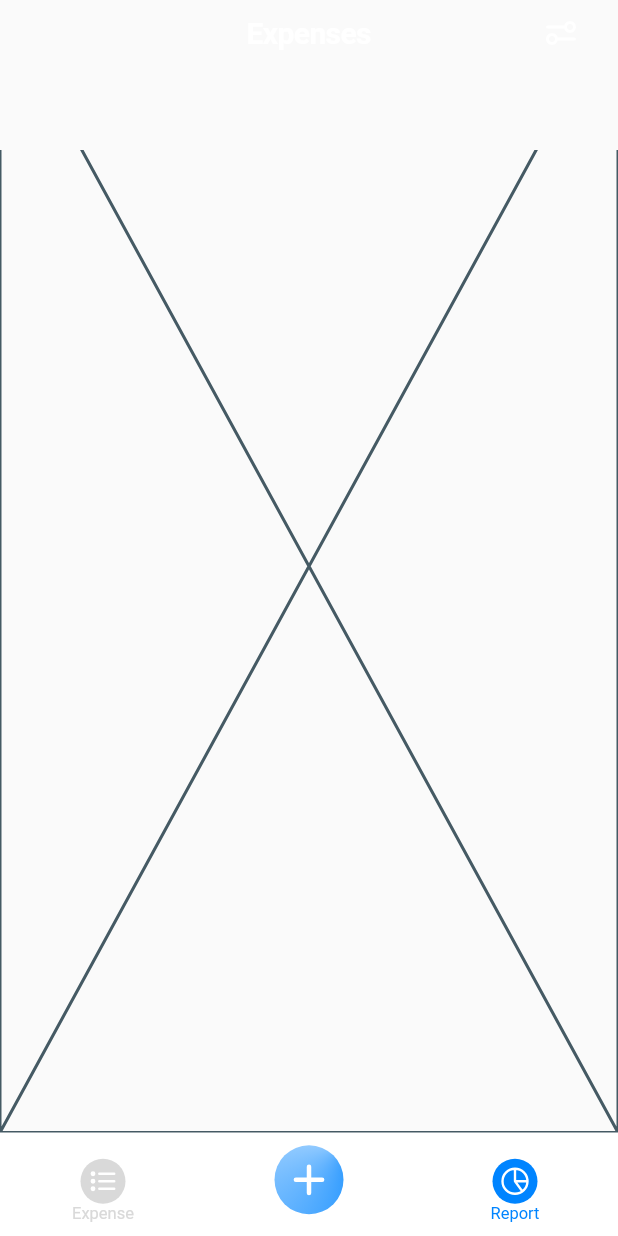
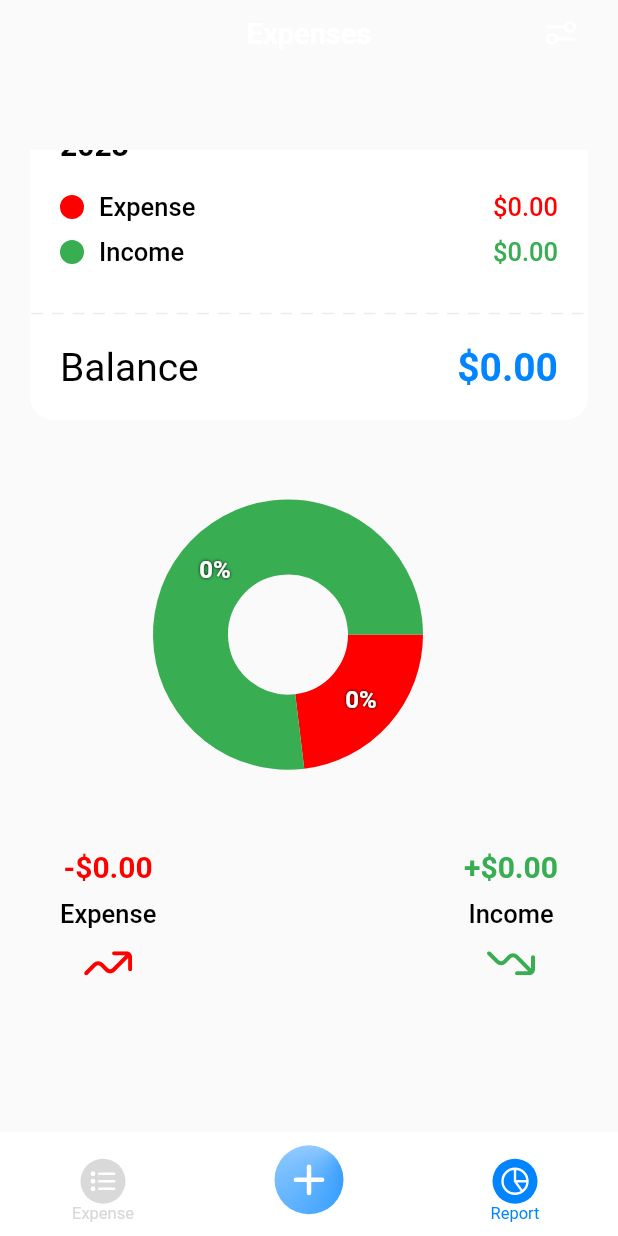
Before and after one commit to youvita/flutter_expenses_tracking, a Flutter app: the screen it shows after launch, item 3 of the bottom bar chosen, on a phone screen of 412 x 824 dp. Run offline on Flutter 3.47's test engine with Material 2 defaults, Android fonts, the phone set to English and light mode, and no system bars; drawn by our look-alikes of fl_chart; our stand-ins replace easy_localization, flutter_svg, package_info_plus, shared_preferences, sqflite, sticky_headers and 1 more; accounts and stored records are empty.

Commit message:
done with report

```diff
--- a/lib/config/utils.dart
+++ b/lib/config/utils.dart
@@ -57,6 +57,12 @@ class Utils {
     return double.parse(value ?? '');
   }
 
-
+  static String findPrcentage(double value, double income, double expenses) {
+    double total = income + expenses;
+    if(value==0){
+      return '0';
+    }
+    return ((value / total) * 100).toStringAsFixed(2);
+  }
 
 }
--- a/lib/database/repo/expenses_db.dart
+++ b/lib/database/repo/expenses_db.dart
@@ -1,3 +1,5 @@
+
+import 'dart:math';
 
 import 'package:sqflite/sqflite.dart';
 
@@ -59,5 +61,13 @@ class ExpensesDb {
     });
   }
 
+  Future<double> getTotalExpensesIncome(bool isIncome,String year) async {
+    var statusType = isIncome ? '2' : '1';
+    final db = await DatabaseService().database;
+    var result = await db.rawQuery("SELECT coalesce(sum(amount),0) as amount FROM $tableName WHERE status_type = '$statusType' AND substr(create_datetime, 1, 4) = '$year'");
+
+    var total = result[0]['amount'];
+    return double.parse(total.toString());
+  }
 
 }
--- a/lib/main.dart
+++ b/lib/main.dart
@@ -29,7 +29,8 @@ class MyApp extends StatelessWidget {
 
   // This widget is the root of your application.
   @override
-  Widget build(BuildContext context) {
+  Widget build(BuildContext context)
+  {
     context.setLocale(Locale(Setting.language.toString()));
     return MaterialApp(
       title: 'Flutter Demo',
--- a/lib/pages/report/report_page.dart
+++ b/lib/pages/report/report_page.dart
@@ -1,3 +1,6 @@
+import 'package:expenses_tracking/database/repo/expenses_db.dart';
+import 'package:expenses_tracking/pages/report/widget/chart.dart';
+import 'package:expenses_tracking/pages/report/widget/summary_report.dart';
 import 'package:flutter/material.dart';
 
 class ReportPage extends StatefulWidget {
@@ -8,8 +11,45 @@ class ReportPage extends StatefulWidget {
 }
 
 class _ReportPageState extends State<ReportPage> {
+  double income=0, expenses=0;
+
+  @override
+  void initState() {
+    super.initState();
+    load(DateTime.now().year.toString());
+  }
+
+  load(String year)async{
+    income = await ExpensesDb().getTotalExpensesIncome(true, year);
+    expenses = await ExpensesDb().getTotalExpensesIncome(false, year);
+    setState(() {});
+  }
+
   @override
   Widget build(BuildContext context) {
-    return const Placeholder();
+    return SafeArea(child: Align(
+      alignment: Alignment.topCenter,
+      child: SingleChildScrollView(
+        child: Container(
+          padding: const EdgeInsets.all(20),
+          child: Column(
+            mainAxisAlignment: MainAxisAlignment.start,
+            crossAxisAlignment: CrossAxisAlignment.start,
+            children: [
+               SummaryReport(
+                income: income,
+                expenses: expenses,
+                callback: (DateTime date){
+                  setState(() {});
+                  load(date.year.toString());
+                },),
+
+               ChartReport(income: income, expenses: expenses,),
+            ],
+          ),
+        ),
+      ),
+    ))
+    ;
   }
 }
--- /dev/null
+++ b/lib/pages/report/widget/chart.dart
@@ -0,0 +1,140 @@
+import 'package:easy_localization/easy_localization.dart';
+import 'package:expenses_tracking/config/utils.dart';
+import 'package:expenses_tracking/constant/constant.dart';
+import 'package:flutter/material.dart';
+import 'package:fl_chart/fl_chart.dart';
+import 'package:flutter_svg/flutter_svg.dart';
+
+class ChartReport extends StatefulWidget {
+  final double income;
+  final double expenses;
+  const ChartReport({super.key, required this.income, required this.expenses});
+
+  @override
+  State<ChartReport> createState() => _ChartReportState();
+}
+
+class _ChartReportState extends State<ChartReport> {
+  int touchedIndex = -1;
+  @override
+  Widget build(BuildContext context) {
+    return Column(children: [
+      AspectRatio(
+        aspectRatio: 1.3,
+        child: Row(
+          children: <Widget>[
+            const SizedBox(
+              height: 18,
+            ),
+            Expanded(
+              child: AspectRatio(
+                aspectRatio: 1,
+                child: PieChart(
+                  PieChartData(
+                    pieTouchData: PieTouchData(
+                      touchCallback: (FlTouchEvent event, pieTouchResponse) {
+                        setState(() {
+                          if (!event.isInterestedForInteractions ||
+                              pieTouchResponse == null ||
+                              pieTouchResponse.touchedSection == null) {
+                            touchedIndex = -1;
+                            return;
+                          }
+                          touchedIndex = pieTouchResponse
+                              .touchedSection!.touchedSectionIndex;
+                        });
+                      },
+                    ),
+                    borderData: FlBorderData(
+                      show: false,
+                    ),
+                    sectionsSpace: 0,
+                    centerSpaceRadius: 40,
+                    sections: showingSections(),
+                  ),
+                ),
+              ),
+            ),
+
+            const SizedBox(
+              width: 28,
+            ),
+          ],
+        ),
+      ),
+      _LabelChart(income: widget.income, expenses: widget.expenses,)
+    ],);
+  }
+
+
+
+  List<PieChartSectionData> showingSections() {
+    return List.generate(2, (i) {
+      final isTouched = i == touchedIndex;
+      final fontSize = isTouched ? 25.0 : 16.0;
+      final radius = isTouched ? 60.0 : 50.0;
+      const shadows = [Shadow(color: Colors.black, blurRadius: 2)];
+      switch (i) {
+        case 0:
+          return PieChartSectionData(
+            color: MyColors.red,
+            value: 12,
+            title: '${Utils.findPrcentage(widget.expenses, widget.income, widget.expenses)}%',
+            radius: radius,
+            titleStyle: TextStyle(
+              fontSize: fontSize,
+              fontWeight: FontWeight.bold,
+              color: MyColors.white,
+              shadows: shadows,
+            ),
+          );
+        case 1:
+          return PieChartSectionData(
+            color: MyColors.green,
+            value: 40,
+            title: '${Utils.findPrcentage(widget.income, widget.income, widget.expenses)}%',
+            radius: radius,
+            titleStyle: TextStyle(
+              fontSize: fontSize,
+              fontWeight: FontWeight.bold,
+              color: MyColors.white,
+              shadows: shadows,
+            ),
+          );
+        default:
+          throw Error();
+      }
+    });
+  }
+}
+
+class _LabelChart extends StatelessWidget {
+  final double income;
+  final double expenses;
+  const _LabelChart({super.key, required this.income, required this.expenses});
+
+  @override
+  Widget build(BuildContext context) {
+    return Padding(padding: const EdgeInsets.only(left: 20, right: 20),child: Row(
+      mainAxisAlignment: MainAxisAlignment.spaceBetween,
+      children: [
+        Column(children: [
+          Text("-\$${expenses.toStringAsFixed(2)}", style: MyTextStyles.textStyleBold20Red,),
+          const SizedBox(height: 10,),
+          Text("Expense".tr(), style: MyTextStyles.textStyleMedium17,),
+          const SizedBox(height: 15,),
+          SvgPicture.asset("assets/images/Expense-arrow.svg", colorFilter: const ColorFilter.mode(MyColors.red, BlendMode.srcIn),)
+        ],),
+
+
+        Column(children: [
+          Text("+\$${income.toStringAsFixed(2)}", style: MyTextStyles.textStyleBold20Green,),
+          const SizedBox(height: 10,),
+          Text("Income".tr(), style: MyTextStyles.textStyleMedium17,),
+          const SizedBox(height: 15,),
+          SvgPicture.asset("assets/images/Income-arrow.svg", colorFilter: const ColorFilter.mode(MyColors.green, BlendMode.srcIn),)
+        ],)
+
+      ],),);
+  }
+}
--- /dev/null
+++ b/lib/pages/report/widget/summary_report.dart
@@ -0,0 +1,125 @@
+import 'package:easy_localization/easy_localization.dart';
+import 'package:expenses_tracking/config/utils.dart';
+import 'package:expenses_tracking/constant/constant.dart';
+import 'package:expenses_tracking/widgets/dropdown/list_drop_down.dart';
+import 'package:flutter/material.dart';
+import 'package:flutter_svg/svg.dart';
+
+import '../../../widgets/dropdown/list_item.dart';
+
+class SummaryReport extends StatefulWidget {
+  final double income;
+  final double expenses;
+  final Function callback;
+  const SummaryReport({super.key,required this.income, required this.expenses, required this.callback});
+
+  @override
+  State<SummaryReport> createState() => _SummaryReportState();
+}
+
+class _SummaryReportState extends State<SummaryReport> {
+  @override
+  Widget build(BuildContext context) {
+    return Container(
+      decoration: BoxDecoration(
+        color: MyColors.white,
+        borderRadius: BorderRadius.circular(15),
+      ),
+      width: double.infinity,
+      // height: 200,
+      child: Column(
+        crossAxisAlignment: CrossAxisAlignment.start,
+        children: [
+          Padding(padding:const EdgeInsets.all(10),child: _YearDrop(onSelected: (value) => widget.callback(value)),),
+          const SizedBox(height: 10),
+          Padding(padding: const EdgeInsets.only(left: 20,right: 20), child: Column(children: [
+            _ExpenseRow(expenses: widget.expenses,),
+            const SizedBox(height: 10,),
+            _IncomeRow(income: widget.income,)
+          ],),),
+          const SizedBox(height: 30,),
+          SizedBox(width: double.infinity, child: SvgPicture.asset("assets/images/dos.svg",fit: BoxFit.fitWidth, colorFilter: const ColorFilter.mode(Colors.grey, BlendMode.srcIn),),),
+          Padding(padding: const EdgeInsets.all(20), child: _BalanceRow(balance: widget.income - widget.expenses,),),
+      ],),
+    );
+  }
+}
+
+class _YearDrop extends StatefulWidget {
+  final Function onSelected;
+  const _YearDrop({Key? key, required this.onSelected}) : super(key: key);
+
+  @override
+  State<StatefulWidget> createState() => _YearDropDown();
+}
+
+class _YearDropDown extends State<_YearDrop> {
+  List<ListItem<String>> dropDownList = [];
+  int currentYear = DateTime.now().year;
+  String selectedValue = DateTime.now().year.toString();
+
+  @override
+  Widget build(BuildContext context) {
+    dropDownList=[];
+    selectedValue = Utils.dateFormatYear(DateTime.now());
+    currentYear = DateTime.now().year;
+    for (int i = currentYear - 5; i <= currentYear; i++) {
+      dropDownList.add(ListItem<String>(i.toString(), value: i.toString()));
+    }
+
+    return DropDownList<String>(
+            listItems: dropDownList,
+            value: selectedValue,
+            textStyle: MyTextStyles.textStyleBold20,
+            onChange: (value) => setState(() {
+              selectedValue = value!;
+              DateTime date = DateTime.parse("$selectedValue-01-01");
+
+              widget.onSelected(date);
+            }));
+  }
+}
+
+class _ExpenseRow extends StatelessWidget {
+  final double expenses;
+  const _ExpenseRow({super.key, required this.expenses});
+
+  @override
+  Widget build(BuildContext context) {
+    return Row(children: [
+      const Row(children: [CircleAvatar(radius: 8, backgroundColor: MyColors.red,),SizedBox(width: 10,), Text("Expense", style: MyTextStyles.textStyleMedium17)],),
+      const Spacer(),
+      Text('\$${expenses.toStringAsFixed(2)}', style: MyTextStyles.textStyleMedium17Red),
+    ],);
+  }
+}
+
+class _IncomeRow extends StatelessWidget {
+  final double income;
+  const _IncomeRow({super.key, required this.income});
+
+  @override
+  Widget build(BuildContext context) {
+    return Row(children: [
+      Row(children: [const CircleAvatar(radius: 8, backgroundColor: MyColors.green,),const SizedBox(width: 10,), Text("Income".tr(), style: MyTextStyles.textStyleMedium17)],),
+      const Spacer(),
+      Text( '\$${income.toStringAsFixed(2)}', style: MyTextStyles.textStyleMedium17Green),
+    ],);
+  }
+}
+
+
+class _BalanceRow extends StatelessWidget {
+  final double balance;
+  const _BalanceRow({super.key, required this.balance});
+
+  @override
+  Widget build(BuildContext context) {
+
+    return Row(children: [
+      Text("Balance".tr(), style: MyTextStyles.textStyle26,),
+      const Spacer(),
+      Text( '\$${balance.toStringAsFixed(2)}', style: MyTextStyles.textStyleBold26Blue),
+    ],);
+  }
+}
--- a/lib/pages/setting/setting_page.dart
+++ b/lib/pages/setting/setting_page.dart
@@ -2,9 +2,9 @@ import 'package:easy_localization/easy_localization.dart';
 import 'package:expenses_tracking/config/setting_utils.dart';
 import 'package:expenses_tracking/constant/constant.dart';
 import 'package:expenses_tracking/main.dart';
-import 'package:expenses_tracking/pages/setting/components/currency_change.dart';
-import 'package:expenses_tracking/pages/setting/components/exchange_change.dart';
-import 'package:expenses_tracking/pages/setting/components/language_change.dart';
+import 'package:expenses_tracking/pages/setting/widget/currency_change.dart';
+import 'package:expenses_tracking/pages/setting/widget/exchange_change.dart';
+import 'package:expenses_tracking/pages/setting/widget/language_change.dart';
 import 'package:expenses_tracking/pages/setting/security/security_page.dart';
 import 'package:expenses_tracking/widgets/iOS_setting_appbar.dart';
 import 'package:flutter/cupertino.dart';
@@ -83,9 +83,6 @@ class _SettingPageState extends State<SettingPage> {
               iconPath: 'assets/images/target-05.svg',
               trailing: appInfo!.version,
             ),
-            CupertinoButton(onPressed: (){
-              Navigator.pop(context, true);
-            }, child: Text("click"))
           ],
         ),
       )
```
Also changed, not shown: lib/pages/setting/widget/currency_change.dart (renamed from lib/pages/setting/components/currency_change.dart), lib/pages/setting/widget/exchange_change.dart (renamed from lib/pages/setting/components/exchange_change.dart), lib/pages/setting/widget/item.dart (renamed from lib/pages/setting/components/item.dart), lib/pages/setting/widget/language_change.dart (renamed from lib/pages/setting/components/language_change.dart).
